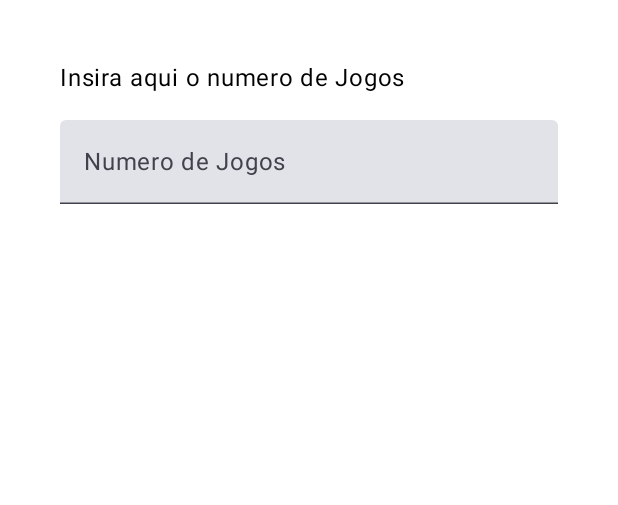
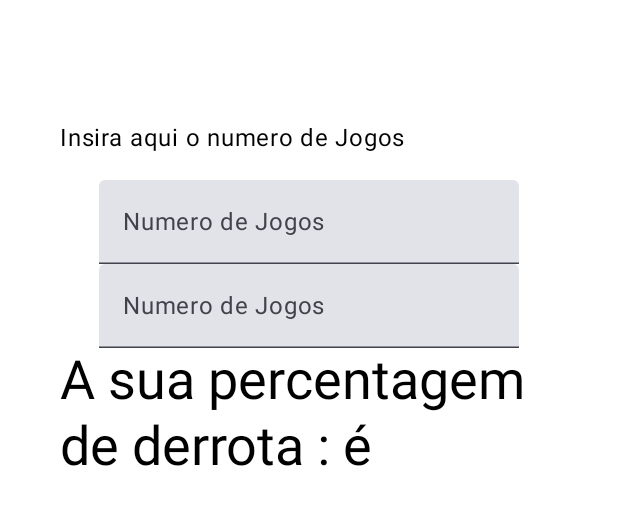
Before and after one commit to Condesso1998/CheckWin_Final, an Android app built with Jetpack Compose: the @Preview function CheckWinLayoutPreview, on a phone screen of 412 x 824 dp. Shown: the top 505 px of the screen. Run offline under Robolectric (Android 15) with nearby library versions, the phone set to English and light mode, and no system bars.

Commit message:
adicionado a caixa de texto de numero de derrotas

```diff
--- a/app/src/main/java/pt/ipg/checkwin_final/MainActivity.kt
+++ b/app/src/main/java/pt/ipg/checkwin_final/MainActivity.kt
@@ -5,6 +5,7 @@ import android.os.Bundle
 import androidx.activity.ComponentActivity
 import androidx.activity.compose.setContent
 import androidx.activity.enableEdgeToEdge
+import androidx.annotation.StringRes
 import androidx.compose.foundation.layout.Arrangement
 import androidx.compose.foundation.layout.Column
 import androidx.compose.foundation.layout.Spacer
@@ -29,6 +30,7 @@ import androidx.compose.runtime.setValue
 import androidx.compose.ui.Alignment
 import androidx.compose.ui.Modifier
 import androidx.compose.ui.res.stringResource
+import androidx.compose.ui.text.input.ImeAction
 import androidx.compose.ui.text.input.KeyboardType
 import androidx.compose.ui.tooling.preview.Preview
 import androidx.compose.ui.unit.dp
@@ -95,15 +97,18 @@ fun CheckWinLayoutPreview() {
 @Composable
 fun CheckWinLayout() {
     var quantidadeJogos by remember { mutableStateOf("") }
-
+    val numeroDerrota = quantidadeJogos.toDoubleOrNull() ?: 0.0
     val numeroJogos = quantidadeJogos.toDoubleOrNull() ?: 0.0
-    //val resultado = resultadoTotal(numeroJogos, numeroDerrota = Int[])
+    val resultado = resultadoTotal(numeroJogos, numeroDerrota.toInt())
     Column(
-        modifier = Modifier
-            .statusBarsPadding()
-            .padding(horizontal = 40.dp)
-            .verticalScroll(rememberScrollState())
-            .safeDrawingPadding(),
+//        modifier = Modifier
+//            .statusBarsPadding()
+//            .padding(horizontal = 40.dp)
+//            .verticalScroll(rememberScrollState())
+//            .safeDrawingPadding(),
+//        horizontalAlignment = Alignment.CenterHorizontally,
+//        verticalArrangement = Arrangement.Center
+        modifier = Modifier.padding(40.dp),
         horizontalAlignment = Alignment.CenterHorizontally,
         verticalArrangement = Arrangement.Center
     ) {
@@ -114,34 +119,50 @@ fun CheckWinLayout() {
                 .align(alignment = Alignment.Start)
         )
         EditNumberField(
+            label = R.string.mostraDerrota,
             value = quantidadeJogos,
-            onValueChange = { quantidadeJogos = it },
+            onValueChanged = { quantidadeJogos  },
             modifier = Modifier
                 .padding(bottom = 32.dp)
                 .fillMaxWidth()
         )
-//        Text(
-//            text = stringResource(R.string.tip_amount),
-//            style = MaterialTheme.typography.displaySmall
-//        )
-//        Spacer(modifier = Modifier.height(150.dp))
+        EditNumberField(
+            label = R.string.percentagemDerrotas,
+            value =quantidadeJogos ,
+            onValueChanged = { resultado  },
+            modifier = Modifier
+                .padding(bottom = 32.dp)
+                .fillMaxWidth()
+        )
+        Text(
+            text = stringResource(R.string.mostraDerrota),
+            style = MaterialTheme.typography.displaySmall
+        )
+
+        Spacer(modifier = Modifier.height(150.dp))
     }
 }
+
+
 
 @SuppressLint("UnrememberedMutableState")
 @Composable
 fun EditNumberField(
+    @StringRes label: Int,
     value: String,
-    onValueChange: (String) -> Unit,
-    modifier: Modifier = Modifier
-)  {
+    onValueChanged: (String) -> Unit,
+    modifier: Modifier = Modifier) {
+
 
     TextField(
         value = value,
-        onValueChange = onValueChange,
+        onValueChange = onValueChanged,
         label = {Text(stringResource(R.string.JogosJogados))},
         singleLine = true,
-        keyboardOptions = KeyboardOptions(keyboardType = KeyboardType.Number),
-        modifier = modifier
+        keyboardOptions = KeyboardOptions.Default.copy(
+            keyboardType = KeyboardType.Number,
+            imeAction = ImeAction.Next,
+        )
     )
+
 }
--- a/app/src/main/res/values/strings.xml
+++ b/app/src/main/res/values/strings.xml
@@ -2,9 +2,10 @@
         <string name="app_name">Check Win</string>
         <string name="calculate_tip">Calculate Tip</string>
         <string name="JogosJogados">Numero de Jogos </string>
-        <string name="tip_amount">Tip Amount: %s</string>
+        <string name="tip_amount">Percentagem de Derrotas</string>
         <string name="numeroJogos">Numero de Jogos </string>
         <string name="percentagemDerrotas">Percentagem de Derrotas </string>
-            <string name="InserirJogos">Insira aqui o numero de Jogos</string>
+        <string name="InserirJogos">Insira aqui o numero de Jogos</string>
+        <string name="mostraDerrota">A sua percentagem de derrota : é \n</string>
 
     </resources>
```
